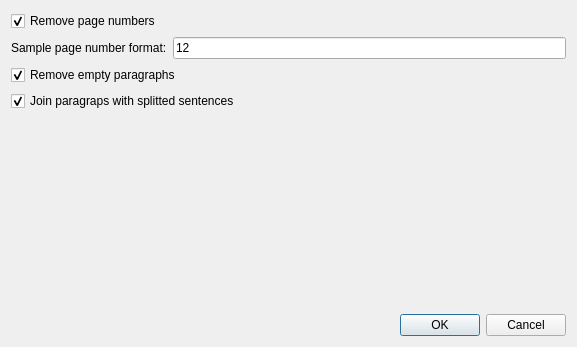
Sigil-Ebook/Sigil, file src/Sigil/Form_Files/CleanContent.ui: the form before one commit.
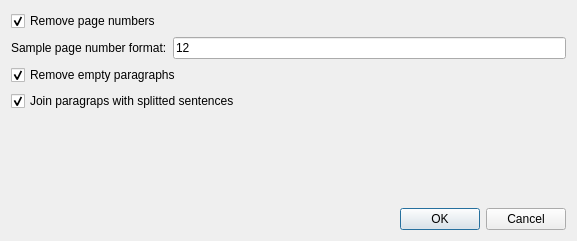
The form after the commit.

Commit message: Join paragraphs implemented.

Diff of the .ui file:
```diff
--- a/src/Sigil/Form_Files/CleanContent.ui
+++ b/src/Sigil/Form_Files/CleanContent.ui
@@ -7,7 +7,7 @@
     <x>0</x>
     <y>0</y>
     <width>577</width>
-    <height>347</height>
+    <height>241</height>
    </rect>
   </property>
   <property name="windowTitle">
```
The commit also changes 2 other files.
